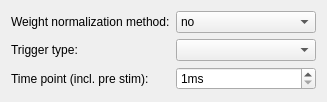
Above: libraries/disp/viewers/formfiles/beamformersettingsview.ui from KPansegrau/mne-cpp before the change. Below: the same form after it.
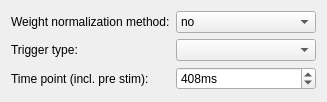
That is the form after the change.

Patch:
```diff
--- a/libraries/disp/viewers/formfiles/beamformersettingsview.ui
+++ b/libraries/disp/viewers/formfiles/beamformersettingsview.ui
@@ -88,6 +88,9 @@
        <property name="maximum">
         <number>10000</number>
        </property>
+       <property name="value">
+        <number>408</number>
+       </property>
       </widget>
      </item>
     </layout>
```
